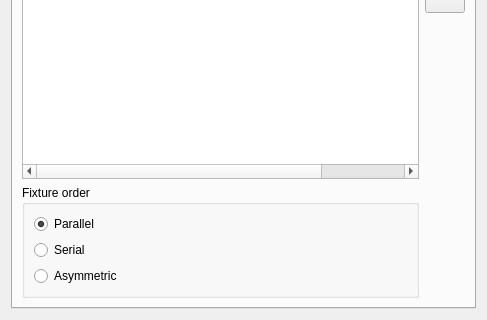
Before: the Qt Designer form ui/src/efxeditor.ui in mcallegari/qlcplus, drawn with Qt 5; both pictures show x 0 to 487 and y 257 to 577 of the 487 by 577 pixel window.
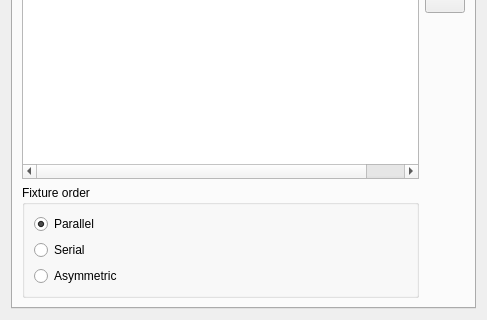
After: the same form once the commit is applied. Icons and pictures are not drawn.

Commit message: EFX Editor: removed the intensity control parameter

```diff
--- a/ui/src/efxeditor.ui
+++ b/ui/src/efxeditor.ui
@@ -183,11 +183,6 @@
            <string>Start Offset</string>
           </property>
          </column>
-         <column>
-          <property name="text">
-           <string>Intensity</string>
-          </property>
-         </column>
         </widget>
        </item>
        <item row="6" column="2" rowspan="3">
```
The commit also changes 10 other files.
